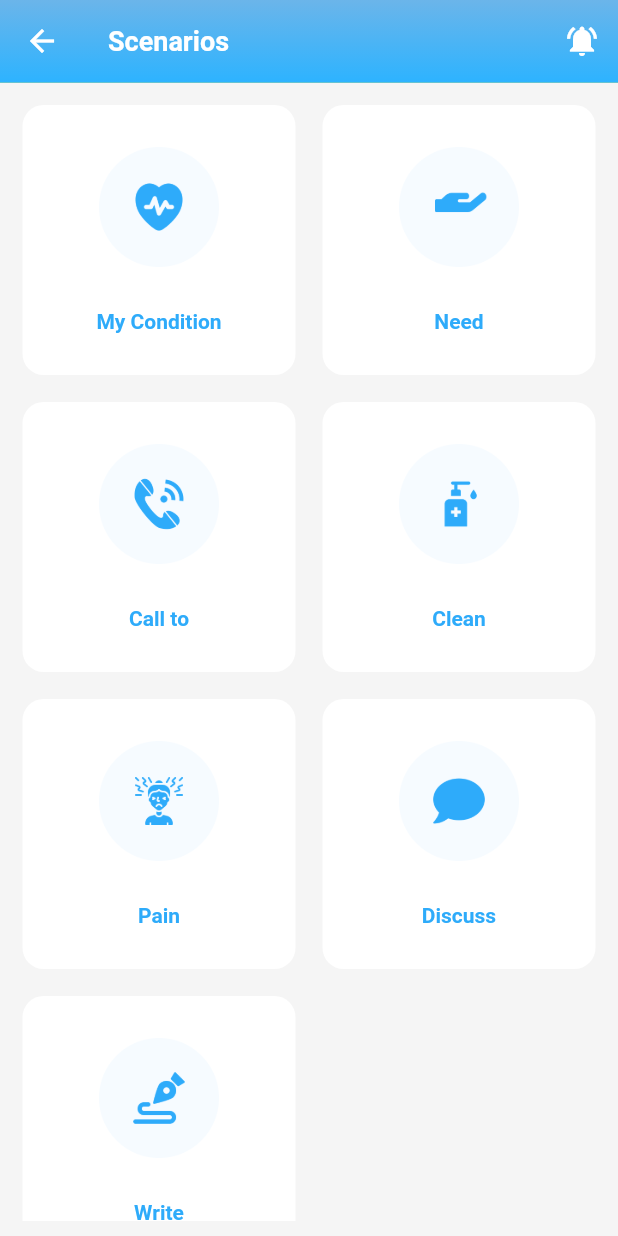
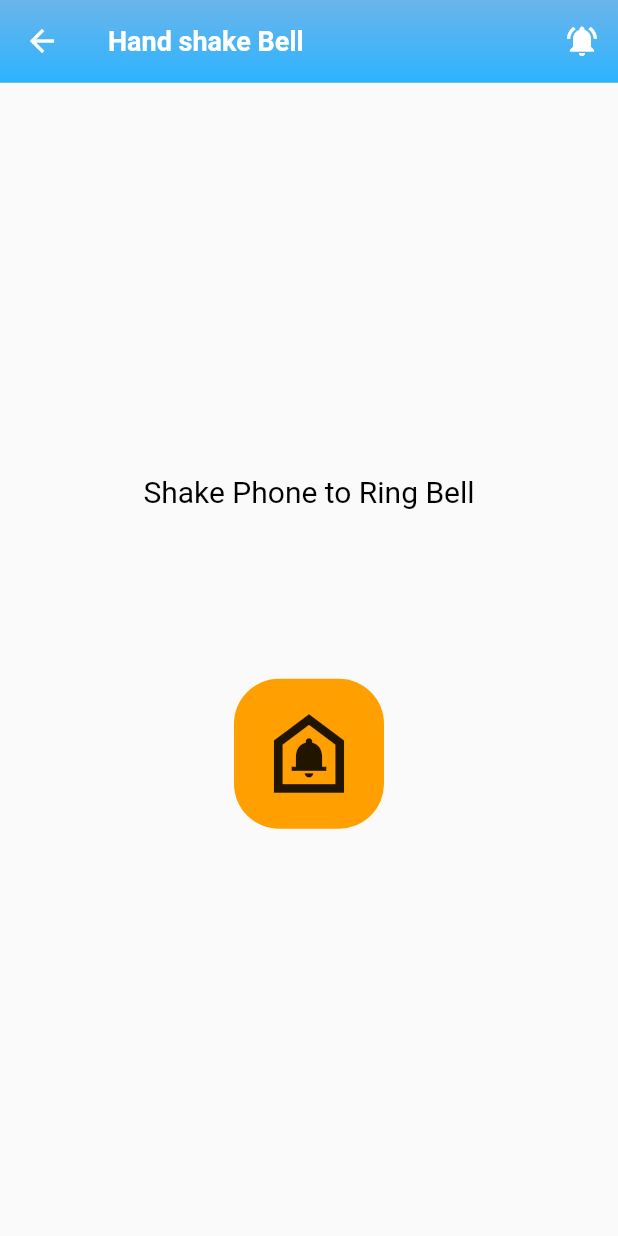
Before and after one commit to muhammadZohaibG/kyabaatapp, a Flutter app: the HomeScreen screen opened directly, after a tap on the "notifications active" icon, on a phone screen of 412 x 824 dp. Run offline on Flutter 3.47's test engine with Material 2 defaults, Android fonts, the phone set to English and light mode, and no system bars; our stand-ins replace audioplayers, get, google_fonts, sensors_plus.

Commit message:
update by shahab..

```diff
--- a/lib/Views/Screens/HandShakeBell/HandShakeBellScreen.dart
+++ b/lib/Views/Screens/HandShakeBell/HandShakeBellScreen.dart
@@ -1,51 +1,73 @@
 import 'package:flutter/material.dart';
 import 'package:get/get.dart';
-import 'package:get/get_core/src/get_main.dart';
+import 'package:howsfeeling/Audios/Audios.dart';
 import 'package:howsfeeling/Views/Screens/HandShakeBell/HandShakebellController.dart';
-import 'package:shake/shake.dart';
+import 'package:howsfeeling/Views/Screens/appBar/AppBar.dart';
+import 'package:sensors_plus/sensors_plus.dart';
 
-class HandShakeBellscreen extends StatefulWidget {
-   HandShakeBellscreen({Key? key}) : super(key: key);
+class HandShakeBell extends StatefulWidget {
+  const HandShakeBell({Key? key}) : super(key: key);
 
   @override
-  State<HandShakeBellscreen> createState() => _HandShakeBellscreenState();
+  State<HandShakeBell> createState() => _HandShakeBellState();
 }
 
-class _HandShakeBellscreenState extends State<HandShakeBellscreen> {
-final controller=Get.put(HandShakeBellController());
-ShakeDetector detector = ShakeDetector.autoStart(
-  onPhoneShake: () {
-    print("object");
-    // Do stuff on phone shake
-  },
-  minimumShakeCount: 1,
-  shakeSlopTimeMS: 500,
-  shakeCountResetTime: 3000,
-  shakeThresholdGravity: 2.7,
-);
-@override
-void initState() {
-  super.initState();
+class _HandShakeBellState extends State<HandShakeBell> {
 
-  detector.startListening();
-  // To close: detector.stopListening();
-  // ShakeDetector.waitForStart() waits for user to call detector.startListening();
-}
+    // final controller=Get.put(HandShakeBellController());
+
+  // double x = 0, y = 0, z = 0;
+  // Color? _backgroundColor;
+
+
   @override
   Widget build(BuildContext context) {
+    return Scaffold(
+      appBar: PreferredSize(
+        preferredSize: const Size.fromHeight(55),
+        child: AppBarr(name: 'Hand shake Bell',onTap: (){}),
 
-    return   Scaffold(
-      body: SafeArea(
-        child: Column(
-          children: [
-            Center(child:
-            Text('فون ہلانے پر گھنٹی کا بجنا',style: TextStyle(fontWeight: FontWeight.w700,fontSize: 25),)          ),
-            Center(child:
-            Text('${controller.detector!.mShakeCount}',style: TextStyle(fontWeight: FontWeight.w700,fontSize: 25),)          ),
-          ],
-        ),
-        ),
+      ),
+      body: GetBuilder<HandShakeBellController>(
+        init: HandShakeBellController(),
+        builder: (controller) {
+          return Container(
+            decoration: BoxDecoration(
+              color: controller.backgroundColor
+            ),
+            child: Column(
+                mainAxisAlignment: MainAxisAlignment.center,
+              crossAxisAlignment: CrossAxisAlignment.stretch,
+              children: <Widget>[
 
+               const Text(
+                  'Shake Phone to Ring Bell',
+                  textAlign: TextAlign.center,
+                  style: TextStyle(
+                    fontSize: 20,
+                    color: Colors.black,
+                  ),
+                ),
+                Container(
+                  margin:
+                      EdgeInsets.only(top: (MediaQuery.of(context).size.height / 8)),
+                  padding: EdgeInsets.all(10),
+                  child: Center(
+                    child: Container(
+                      padding: EdgeInsets.all(15),
+                      decoration: BoxDecoration(
+                        borderRadius: BorderRadius.circular(30),
+                        color: Colors.amber[700],
+                      ),
+                      child: const Icon(Icons.doorbell_outlined,size: 70,)
+                    ),
+                  ),
+                ),
+              ],
+            ),
+          );
+        }
+      ),
     );
   }
 }
--- a/lib/Views/Screens/Home/Screens/HomeScreen.dart
+++ b/lib/Views/Screens/Home/Screens/HomeScreen.dart
@@ -29,7 +29,7 @@ class HomeScreen extends StatelessWidget {
       backgroundColor: AppColors.bgColor,
       appBar: PreferredSize(
           preferredSize: Size.fromHeight(55),
-          child: AppBarr(name: 'Scenarios')),
+          child: AppBarr(name: 'Scenarios',onTap: (){Get.to(()=>HandShakeBell() );},)),
 
 
       body: SafeArea(
--- a/lib/Views/Screens/VoicesCategories/Screens/Write/WriteController.dart
+++ b/lib/Views/Screens/VoicesCategories/Screens/Write/WriteController.dart
@@ -29,7 +29,7 @@ bool isSelected =false;
 
 
    changeBrush(  final localPosition){
-     double? strokeWidth =10;
+     double? strokeWidth =3;
       if ( isSelected == false ){
 
         var paint = Paint();
@@ -44,9 +44,11 @@ bool isSelected =false;
 
       }else{
         var paint = Paint();
-        paint.blendMode = BlendMode.clear;
+        // paint.blendMode = BlendMode.clear;
         paint.color = Colors.white;
         paint.strokeWidth = strokeWidth;
+        eraserPoints!.add(localPosition);
+
         update();
       }
 
--- a/lib/Views/Screens/appBar/AppBar.dart
+++ b/lib/Views/Screens/appBar/AppBar.dart
@@ -5,7 +5,8 @@ import '../../../utils/AppColors.dart';
 
 class AppBarr extends StatelessWidget {
   String? name;
-    AppBarr({Key? key,  this.name}) : super(key: key);
+  final onTap;
+    AppBarr({Key? key,  this.name, this.onTap}) : super(key: key);
 
   @override
   Widget build(BuildContext context) {
@@ -36,9 +37,9 @@ class AppBarr extends StatelessWidget {
         actions: [
           IconButton(
               icon: const Icon(Icons.notifications_active),
-              onPressed: () {
-                Audios().playAudio('audios/ring2-mp3-6551.mp3');
-              }),
+              onPressed: onTap,),
+
+
         ],
       );
 
--- a/pubspec.yaml
+++ b/pubspec.yaml
@@ -38,8 +38,8 @@ dependencies:
   cupertino_icons: ^1.0.2
   get: any
   audioplayers: ^1.1.1
-  shake: any
   google_fonts: ^3.0.1
+  sensors_plus: ^2.0.1
 
 dev_dependencies:
   flutter_test:
@@ -68,6 +68,7 @@ flutter:
   assets:
     - assets/
     - assets/audios/
+    - assets/audios/shakeAlaram/
     - assets/audios/menAudios/myConditions/
     - assets/audios/womenAudios/myConditions/
     - assets/audios/menAudios/need/
```
Also changed, not shown: lib/Views/Screens/HandShakeBell/HandShakebellController.dart (+48 -8 lines), lib/Views/Screens/VoicesCategories/Screens/DiscussCategories/DiscussCategoriesScreen.dart (+6 -3 lines), lib/Views/Screens/VoicesCategories/Screens/MyConditions/MyConditionScreen.dart (+5 -2 lines), lib/Views/Screens/VoicesCategories/Screens/Pain/PainCategoriesScreen.dart (+5 -2 lines), lib/Views/Screens/VoicesCategories/Screens/Write/Painter/Painter.dart (+16 -27 lines), lib/Views/Screens/VoicesCategories/Screens/Write/WriteScreen.dart (+12 -7 lines), pubspec.lock, 1 other file.
